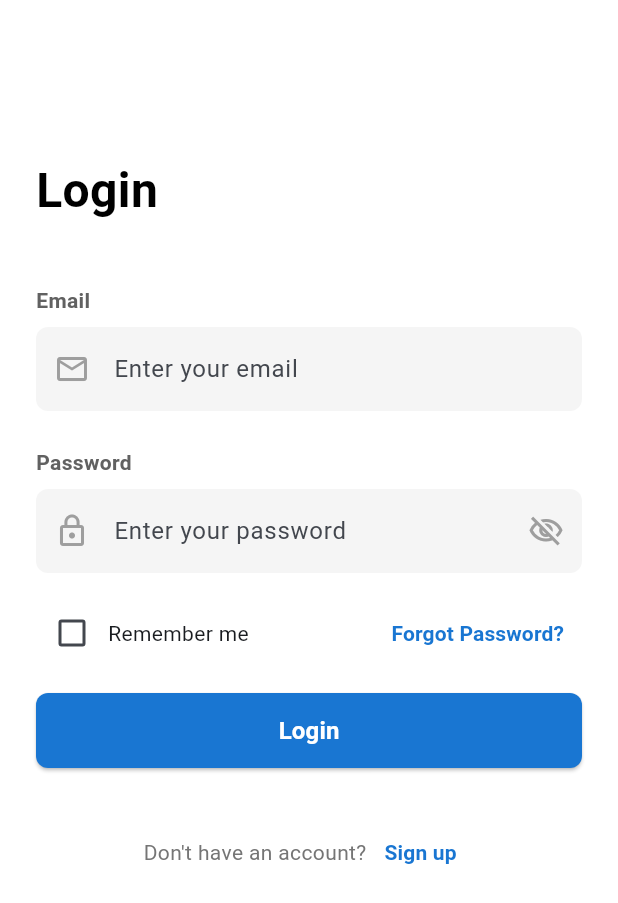
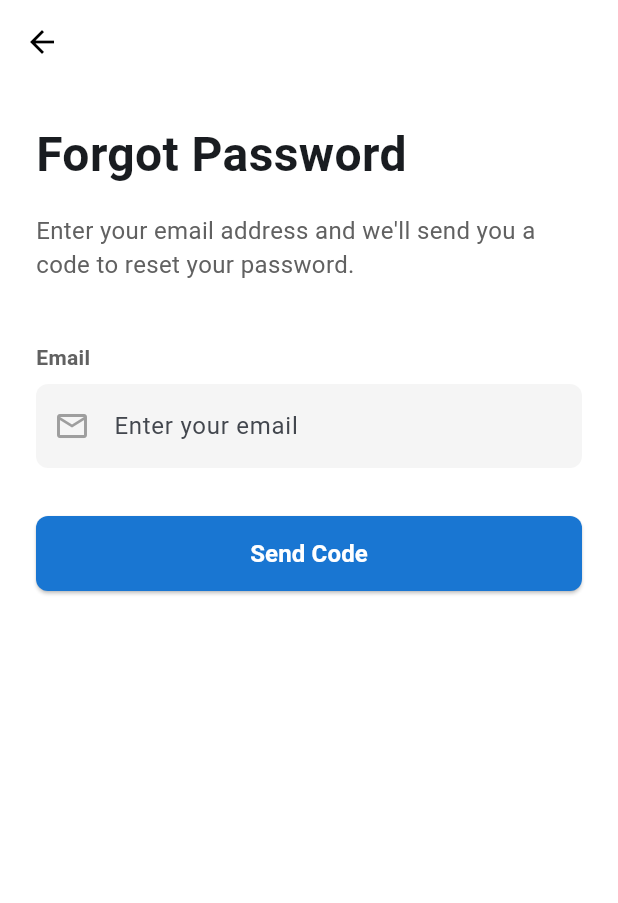
Before and after one commit to AziidanNg/Application-Development-KNOWA, a Flutter app: the screen it shows after launch, after a tap on "Forgot Password?", on a phone screen of 412 x 824 dp. Shown: the top 903 px of the screen. Run offline on Flutter 3.47's test engine with Material 3 defaults, Android fonts, the phone set to English and light mode, and no system bars; our stand-ins replace flutter_secure_storage, image_picker, intl_phone_field, jwt_decoder, share_plus, shared_preferences.

Commit message:
Make forgot password work

```diff
--- /dev/null
+++ b/knowa_frontend/lib/screens/forgot_password_screen.dart
@@ -0,0 +1,116 @@
+// lib/screens/forgot_password_screen.dart
+import 'package:flutter/material.dart';
+import 'package:knowa_frontend/services/auth_service.dart';
+import 'package:knowa_frontend/screens/reset_password_screen.dart';
+
+class ForgotPasswordScreen extends StatefulWidget {
+  const ForgotPasswordScreen({super.key});
+
+  @override
+  State<ForgotPasswordScreen> createState() => _ForgotPasswordScreenState();
+}
+
+class _ForgotPasswordScreenState extends State<ForgotPasswordScreen> {
+  final _emailController = TextEditingController();
+  final _authService = AuthService();
+  bool _isLoading = false;
+
+  void _handleResetRequest() async {
+    if (_emailController.text.isEmpty) {
+      ScaffoldMessenger.of(context).showSnackBar(
+        const SnackBar(content: Text('Please enter your email.')),
+      );
+      return;
+    }
+
+    setState(() { _isLoading = true; });
+
+    final result = await _authService.requestPasswordReset(_emailController.text);
+
+    setState(() { _isLoading = false; });
+    if (!mounted) return;
+
+    // We always show a "success" message, even if the email doesn't exist
+    // This prevents people from guessing emails
+    ScaffoldMessenger.of(context).showSnackBar(
+      const SnackBar(
+        content: Text('If an account with that email exists, a reset code has been sent.'),
+        backgroundColor: Colors.green,
+      ),
+    );
+
+    // Navigate to the "Enter TAC" screen
+    Navigator.of(context).push(
+      MaterialPageRoute(
+        builder: (context) => ResetPasswordScreen(email: _emailController.text),
+      ),
+    );
+  }
+
+  @override
+  Widget build(BuildContext context) {
+    return Scaffold(
+      backgroundColor: Colors.white,
+      appBar: AppBar(
+        backgroundColor: Colors.white,
+        elevation: 0,
+        iconTheme: const IconThemeData(color: Colors.black),
+      ),
+      body: SingleChildScrollView(
+        padding: const EdgeInsets.all(24.0),
+        child: Column(
+          crossAxisAlignment: CrossAxisAlignment.start,
+          children: [
+            const Text(
+              "Forgot Password",
+              style: TextStyle(fontSize: 32, fontWeight: FontWeight.bold),
+            ),
+            const SizedBox(height: 16),
+            Text(
+              "Enter your email address and we'll send you a code to reset your password.",
+              style: TextStyle(fontSize: 16, color: Colors.grey[700]),
+            ),
+            const SizedBox(height: 40),
+
+            // Email Field
+            Text("Email", style: TextStyle(fontWeight: FontWeight.bold, color: Colors.grey.shade700)),
+            const SizedBox(height: 8),
+            TextField(
+              controller: _emailController,
+              keyboardType: TextInputType.emailAddress,
+              decoration: InputDecoration(
+                hintText: "Enter your email",
+                prefixIcon: Icon(Icons.email_outlined, color: Colors.grey.shade500),
+                filled: true,
+                fillColor: Colors.grey[100],
+                border: OutlineInputBorder(
+                  borderRadius: BorderRadius.circular(8.0),
+                  borderSide: BorderSide.none,
+                ),
+              ),
+            ),
+            const SizedBox(height: 32),
+
+            // Send Code Button
+            SizedBox(
+              width: double.infinity,
+              height: 50,
+              child: ElevatedButton(
+                onPressed: _isLoading ? null : _handleResetRequest,
+                style: ElevatedButton.styleFrom(
+                  backgroundColor: Colors.blue.shade700,
+                  shape: RoundedRectangleBorder(
+                    borderRadius: BorderRadius.circular(8.0),
+                  ),
+                ),
+                child: _isLoading
+                    ? const CircularProgressIndicator(color: Colors.white)
+                    : const Text("Send Code", style: TextStyle(fontSize: 16, color: Colors.white, fontWeight: FontWeight.bold)),
+              ),
+            ),
+          ],
+        ),
+      ),
+    );
+  }
+}
--- a/knowa_frontend/lib/screens/login_screen.dart
+++ b/knowa_frontend/lib/screens/login_screen.dart
@@ -5,6 +5,7 @@ import 'package:knowa_frontend/screens/register_screen.dart';
 import 'package:knowa_frontend/services/auth_service.dart';
 import 'package:shared_preferences/shared_preferences.dart'; // Make sure this is imported
 import 'package:knowa_frontend/screens/verify_2fa_screen.dart';
+import 'package:knowa_frontend/screens/forgot_password_screen.dart';
 
 class LoginScreen extends StatefulWidget {
   const LoginScreen({super.key});
@@ -164,11 +165,13 @@ class _LoginScreenState extends State<LoginScreen> {
                   ],
                 ),
                 TextButton(
-                  onPressed: () {
-                    // TODO: Navigate to Forgot Password screen
-                  },
-                  child: Text("Forgot Password?", style: TextStyle(color: Colors.blue.shade700, fontWeight: FontWeight.w600)),
-                ),
+                onPressed: () {
+                  Navigator.of(context).push(
+                    MaterialPageRoute(builder: (context) => const ForgotPasswordScreen()),
+                  );
+              },
+              child: Text("Forgot Password?", style: TextStyle(color: Colors.blue.shade700, fontWeight: FontWeight.w600)),
+            ),
               ],
             ),
             const SizedBox(height: 16),
--- a/knowa_frontend/lib/services/auth_service.dart
+++ b/knowa_frontend/lib/services/auth_service.dart
@@ -184,4 +184,42 @@ Future<bool> updateUserStatus(int userId, String action) async {
     return false;
   }
 }
+
+// REQUESTING a password reset
+Future<Map<String, dynamic>> requestPasswordReset(String email) async {
+  try {
+    final response = await http.post(
+      Uri.parse('${_baseUrl}password-reset/'),
+      headers: {'Content-Type': 'application/json; charset=UTF-8'},
+      body: jsonEncode(<String, String>{
+        'email': email,
+      }),
+    );
+    return {'success': response.statusCode == 200, 'data': jsonDecode(response.body)};
+  } catch (e) {
+    return {'success': false, 'error': 'Connection failed.'};
+  }
 }
+
+// For CONFIRMING the new password
+Future<Map<String, dynamic>> confirmPasswordReset({
+  required String email,
+  required String tacCode,
+  required String password,
+}) async {
+  try {
+    final response = await http.post(
+      Uri.parse('${_baseUrl}password-reset/confirm/'),
+      headers: {'Content-Type': 'application/json; charset=UTF-8'},
+      body: jsonEncode(<String, String>{
+        'email': email,
+        'tac_code': tacCode,
+        'password': password,
+      }),
+    );
+    return {'success': response.statusCode == 200, 'data': jsonDecode(response.body)};
+  } catch (e) {
+    return {'success': false, 'error': 'Connection failed.'};
+  }
+}
+}
```
Also changed, not shown: knowa_frontend/lib/screens/reset_password_screen.dart (added, +139 -0 lines), 2 other files.
